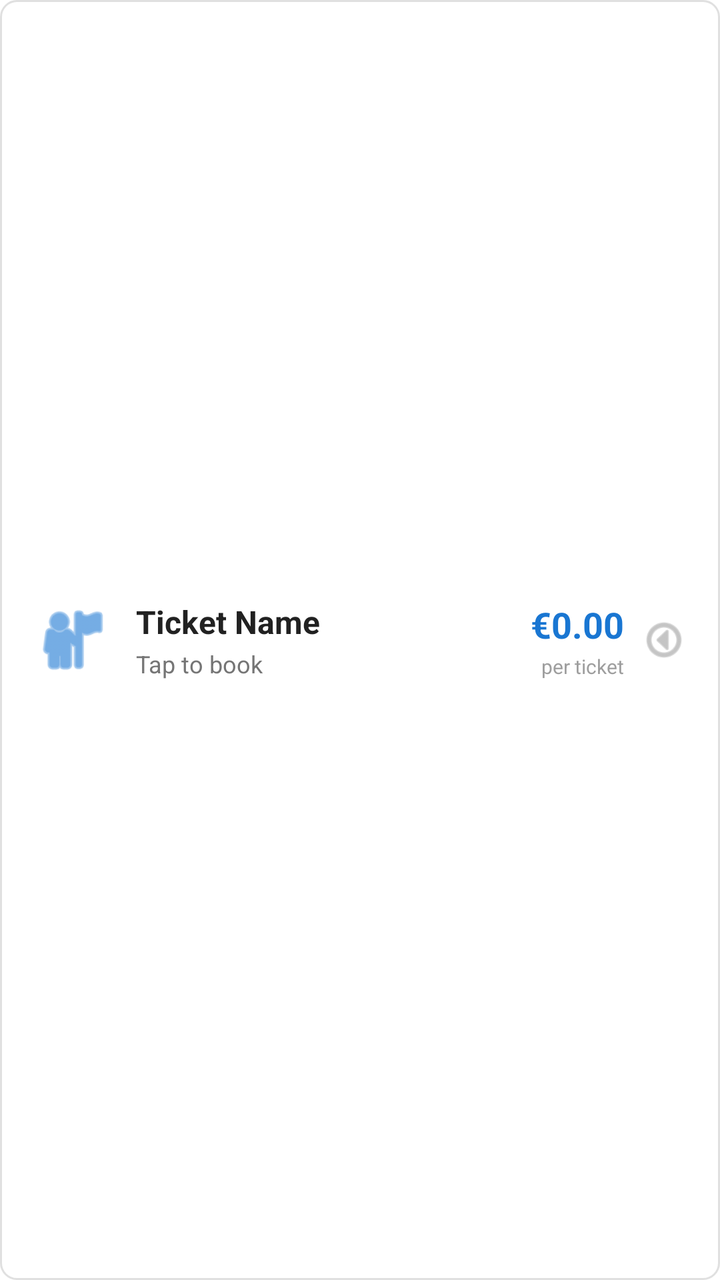
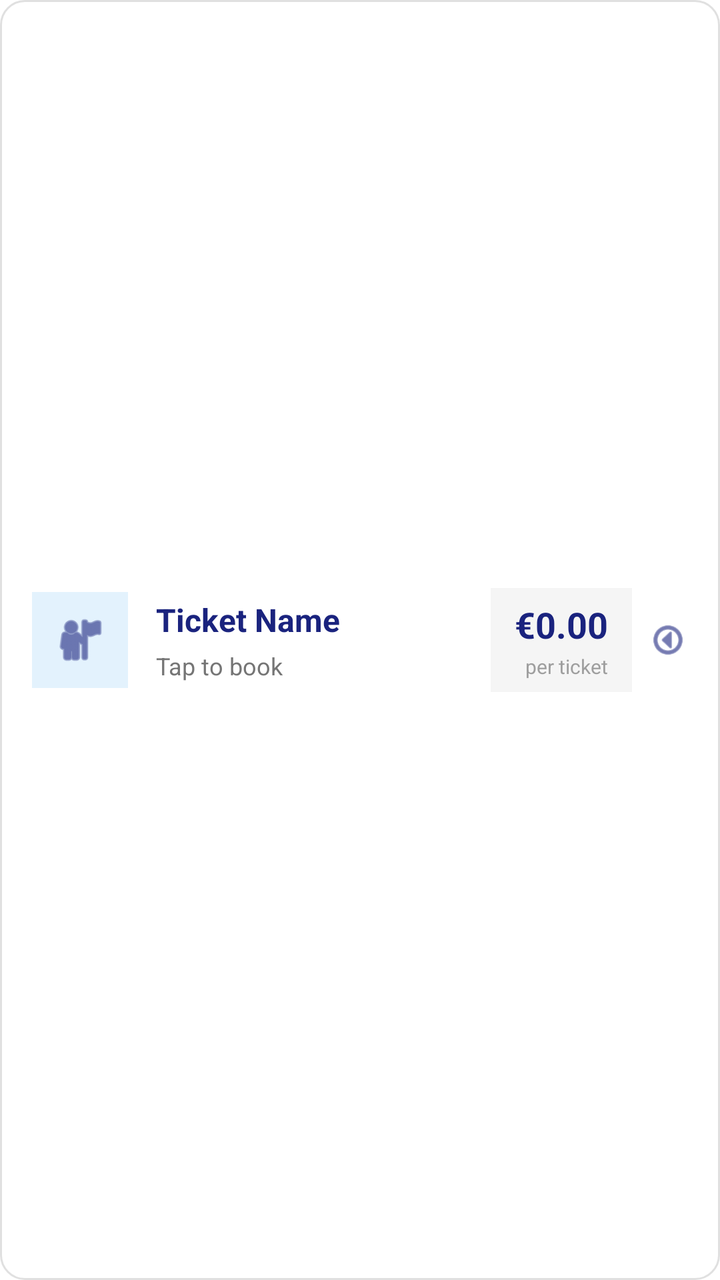

An Android layout rendered at two revisions. The XML below is the earlier revision; the diff shows what the commit changed to produce the second picture.
<!-- AndroidManifest.xml: fallback theme Theme.MaterialComponents.DayNight.NoActionBar -->
<!-- res/layout/widget_item.xml -->
<?xml version="1.0" encoding="utf-8"?>
<LinearLayout xmlns:android="http://schemas.android.com/apk/res/android"
    android:layout_width="match_parent"
    android:layout_height="wrap_content"
    android:orientation="horizontal"
    android:padding="12dp"
    android:paddingStart="16dp"
    android:paddingEnd="16dp"
    android:background="@drawable/widget_item_background"
    android:clickable="true"
    android:focusable="true"
    android:gravity="center_vertical"
    android:minHeight="64dp">

    
    <ImageView
        android:layout_width="40dp"
        android:layout_height="40dp"
        android:src="@android:drawable/ic_menu_myplaces"
        android:tint="#1976D2"
        android:contentDescription="Ticket"
        android:layout_marginEnd="12dp" />

    
    <LinearLayout
        android:layout_width="0dp"
        android:layout_height="wrap_content"
        android:layout_weight="1"
        android:orientation="vertical"
        android:gravity="start|center_vertical">

        <TextView
            android:id="@+id/ticket_name"
            android:layout_width="wrap_content"
            android:layout_height="wrap_content"
            android:text="Ticket Name"
            android:textSize="16sp"
            android:textStyle="bold"
            android:textColor="#212121"
            android:maxLines="1"
            android:ellipsize="end" />

        <TextView
            android:id="@+id/ticket_subtitle"
            android:layout_width="wrap_content"
            android:layout_height="wrap_content"
            android:text="Tap to book"
            android:textSize="12sp"
            android:textColor="#757575"
            android:layout_marginTop="2dp" />
    </LinearLayout>

    
    <LinearLayout
        android:layout_width="wrap_content"
        android:layout_height="wrap_content"
        android:orientation="vertical"
        android:gravity="end|center_vertical"
        android:layout_marginStart="8dp">

        <TextView
            android:id="@+id/ticket_price"
            android:layout_width="wrap_content"
            android:layout_height="wrap_content"
            android:text="€0.00"
            android:textSize="18sp"
            android:textStyle="bold"
            android:textColor="#1976D2" />

        <TextView
            android:layout_width="wrap_content"
            android:layout_height="wrap_content"
            android:text="per ticket"
            android:textSize="10sp"
            android:textColor="#9E9E9E"
            android:layout_marginTop="2dp" />
    </LinearLayout>

    
    <ImageView
        android:layout_width="24dp"
        android:layout_height="24dp"
        android:src="@android:drawable/ic_menu_more"
        android:tint="#9E9E9E"
        android:contentDescription="More"
        android:layout_marginStart="8dp"
        android:rotation="90" />

</LinearLayout>
<!-- resources referenced by this layout -->
<resources>
  <!-- drawable widget_item_background (drawable) -->
  <?xml version="1.0" encoding="utf-8"?>
  <selector xmlns:android="http://schemas.android.com/apk/res/android">
      <item android:state_pressed="true">
          <shape android:shape="rectangle">
              <solid android:color="#E3F2FD" />
              <corners android:radius="8dp" />
              <stroke
                  android:width="1dp"
                  android:color="#BBDEFB" />
          </shape>
      </item>
      <item>
          <shape android:shape="rectangle">
              <solid android:color="#FFFFFF" />
              <corners android:radius="8dp" />
              <stroke
                  android:width="1dp"
                  android:color="#E0E0E0" />
          </shape>
      </item>
  </selector>
</resources>

<!-- the commit's change to res/layout/widget_item.xml (unified diff, before → after) -->
@@ -3,23 +3,32 @@
     android:layout_width="match_parent"
     android:layout_height="wrap_content"
     android:orientation="horizontal"
-    android:padding="12dp"
+    android:padding="14dp"
     android:paddingStart="16dp"
     android:paddingEnd="16dp"
     android:background="@drawable/widget_item_background"
     android:clickable="true"
     android:focusable="true"
     android:gravity="center_vertical"
-    android:minHeight="64dp">
+    android:minHeight="72dp">
 
     
-    <ImageView
-        android:layout_width="40dp"
-        android:layout_height="40dp"
-        android:src="@android:drawable/ic_menu_myplaces"
-        android:tint="#1976D2"
-        android:contentDescription="Ticket"
-        android:layout_marginEnd="12dp" />
+    <LinearLayout
+        android:layout_width="48dp"
+        android:layout_height="48dp"
+        android:orientation="vertical"
+        android:gravity="center"
+        android:background="#E3F2FD"
+        android:layout_marginEnd="14dp"
+        android:padding="10dp">
+        
+        <ImageView
+            android:layout_width="28dp"
+            android:layout_height="28dp"
+            android:src="@android:drawable/ic_menu_myplaces"
+            android:tint="#1A237E"
+            android:contentDescription="Ticket" />
+    </LinearLayout>
 
     
     <LinearLayout
@@ -27,18 +36,20 @@
         android:layout_height="wrap_content"
         android:layout_weight="1"
         android:orientation="vertical"
-        android:gravity="start|center_vertical">
+        android:gravity="start|center_vertical"
+        android:paddingEnd="8dp">
 
         <TextView
             android:id="@+id/ticket_name"
-            android:layout_width="wrap_content"
+            android:layout_width="match_parent"
             android:layout_height="wrap_content"
             android:text="Ticket Name"
             android:textSize="16sp"
             android:textStyle="bold"
-            android:textColor="#212121"
+            android:textColor="#1A237E"
             android:maxLines="1"
-            android:ellipsize="end" />
+            android:ellipsize="end"
+            android:lineSpacingExtra="2dp" />
 
         <TextView
             android:id="@+id/ticket_subtitle"
@@ -47,7 +58,7 @@
             android:text="Tap to book"
             android:textSize="12sp"
             android:textColor="#757575"
-            android:layout_marginTop="2dp" />
+            android:layout_marginTop="4dp" />
     </LinearLayout>
 
     
@@ -56,7 +67,12 @@
         android:layout_height="wrap_content"
         android:orientation="vertical"
         android:gravity="end|center_vertical"
-        android:layout_marginStart="8dp">
+        android:layout_marginStart="8dp"
+        android:paddingStart="12dp"
+        android:paddingEnd="12dp"
+        android:paddingTop="6dp"
+        android:paddingBottom="6dp"
+        android:background="#F5F5F5">
 
         <TextView
             android:id="@+id/ticket_price"
@@ -65,7 +81,7 @@
             android:text="€0.00"
             android:textSize="18sp"
             android:textStyle="bold"
-            android:textColor="#1976D2" />
+            android:textColor="#1A237E" />
 
         <TextView
             android:layout_width="wrap_content"
@@ -78,10 +94,10 @@
 
     
     <ImageView
-        android:layout_width="24dp"
-        android:layout_height="24dp"
+        android:layout_width="20dp"
+        android:layout_height="20dp"
         android:src="@android:drawable/ic_menu_more"
-        android:tint="#9E9E9E"
+        android:tint="#1A237E"
         android:contentDescription="More"
         android:layout_marginStart="8dp"
         android:rotation="90" />
<!-- resource entries referenced after the edit -->
@@ -6,16 +6,16 @@
       <item android:state_pressed="true">
           <shape android:shape="rectangle">
               <solid android:color="#E3F2FD" />
-              <corners android:radius="8dp" />
+              <corners android:radius="12dp" />
               <stroke
-                  android:width="1dp"
-                  android:color="#BBDEFB" />
+                  android:width="2dp"
+                  android:color="#1A237E" />
           </shape>
       </item>
       <item>
           <shape android:shape="rectangle">
               <solid android:color="#FFFFFF" />
-              <corners android:radius="8dp" />
+              <corners android:radius="12dp" />
               <stroke
                   android:width="1dp"
                   android:color="#E0E0E0" />
